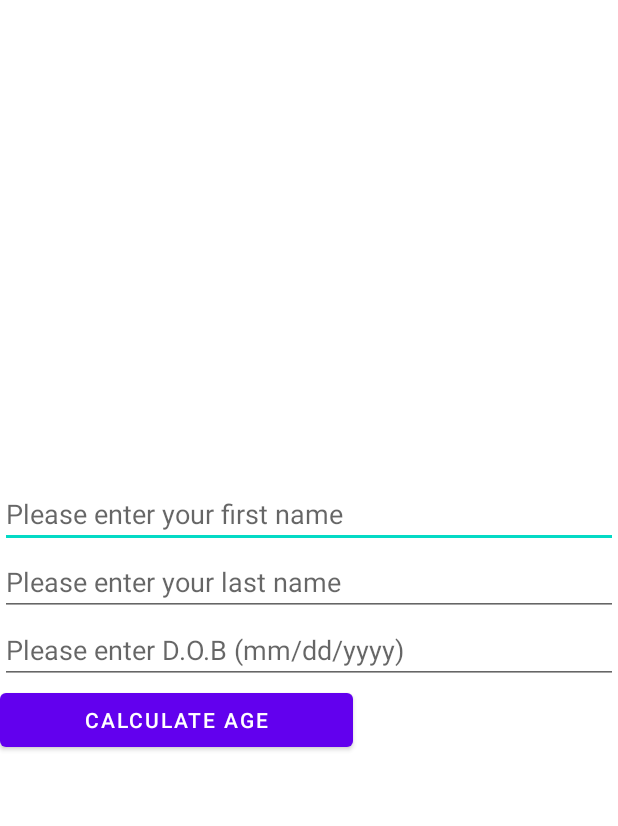
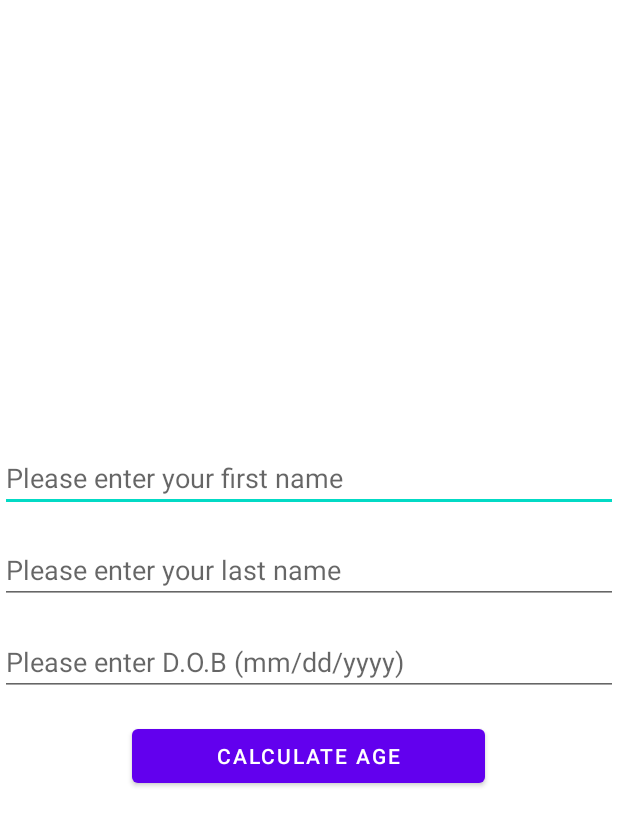
Before and after one commit to Mike080188/Age-Calculator, an Android app: the screen it shows after launch (MainActivity), after a tap on "CALCULATE AGE", on a phone screen of 412 x 824 dp. Shown: the top 826 px of the screen. Run offline under Robolectric (Android 15) with nearby library versions, the phone set to English and light mode, and no system bars.

Commit message:
Completed age calculator

```diff
--- a/app/build.gradle
+++ b/app/build.gradle
@@ -8,7 +8,7 @@ android {
 
     defaultConfig {
         applicationId "com.example.agecalculator"
-        minSdk 24
+        minSdk 26
         targetSdk 33
         versionCode 1
         versionName "1.0"
--- a/app/src/main/java/com/example/agecalculator/MainActivity.java
+++ b/app/src/main/java/com/example/agecalculator/MainActivity.java
@@ -2,54 +2,30 @@ package com.example.agecalculator;
 
 import android.os.Bundle;
 
-import com.google.android.material.snackbar.Snackbar;
-
 import androidx.appcompat.app.AppCompatActivity;
 
-import android.text.format.DateFormat;
 import android.view.View;
-
-import androidx.navigation.NavController;
-import androidx.navigation.Navigation;
-import androidx.navigation.ui.AppBarConfiguration;
-import androidx.navigation.ui.NavigationUI;
-
-import com.example.agecalculator.databinding.ActivityMainBinding;
-
-import android.view.Menu;
-import android.view.MenuItem;
 import android.widget.Button;
 import android.widget.EditText;
-import android.widget.TextView;
+
 import android.widget.Toast;
 
 import java.text.ParseException;
 import java.text.SimpleDateFormat;
+import java.time.LocalDate;
+import java.time.Period;
+import java.time.ZoneId;
 import java.util.Date;
 
 public class MainActivity extends AppCompatActivity {
-
-//    private TextView mTextViewTitle;
-//    private TextView mTextViewResult;
-//    private EditText mEditTextNumber;
-//    private Button mButtonCheckIfPrime;
-
-    private EditText editTextFirstName;
-    private EditText editTextLastName;
-    private EditText editTextBirthdate;
-    private Button buttonCalcAge;
-
-
     @Override
     protected void onCreate(Bundle savedInstanceState) {
         super.onCreate(savedInstanceState);
         setContentView(R.layout.activity_main);
 
-//        View mEditTextFirstName = findViewById(R.id.editTextFirstName);
-        EditText mEditTextFirstName = (EditText)findViewById(R.id.editTextFirstName);
-        EditText mEditTextLastName = (EditText)findViewById(R.id.editTextLastName);
-
-        EditText mEditTextBirthdate = (EditText)findViewById(R.id.editTextBirthdate);
+        EditText mEditTextFirstName = (EditText) findViewById(R.id.editTextFirstName);
+        EditText mEditTextLastName = (EditText) findViewById(R.id.editTextLastName);
+        EditText mEditTextBirthdate = (EditText) findViewById(R.id.editTextBirthdate);
         Button mButtonCalcAge = findViewById(R.id.buttonCalcAge);
 
         mButtonCalcAge.setOnClickListener(new View.OnClickListener() {
@@ -57,60 +33,45 @@ public class MainActivity extends AppCompatActivity {
                 String firstName = mEditTextFirstName.getText().toString();
                 String lastName = mEditTextLastName.getText().toString();
                 String birthdate = mEditTextBirthdate.getText().toString();
-                if(firstName.length() < 1 || lastName.length() < 1 ) {
+
+                // Validate name fields are filled
+                if (firstName.length() < 1 || lastName.length() < 1) {
                     Toast.makeText(MainActivity.this, "Please enter first and last name", Toast.LENGTH_SHORT).show();
                     return;
                 }
-                if (!validateDate(birthdate)){
+                // Validate Birthdate
+                if (!validateDate(birthdate)) {
                     Toast.makeText(MainActivity.this, "Please enter a valid D.O.B with format mm/dd/yyyy", Toast.LENGTH_SHORT).show();
                     return;
                 }
 
-                String toastText = "";
-                Toast.makeText(MainActivity.this, mEditTextFirstName.getText().toString(), Toast.LENGTH_SHORT).show();
-
+                int age = calcAge(birthdate);
+                String toastText = firstName + " " + lastName + "'s " + "age is " + age;
+                Toast.makeText(MainActivity.this, toastText, Toast.LENGTH_LONG).show();
             }
         });
+    }
 
-    }
-//    public static boolean isDateValid(String date, String format)
-//    {
-//        try {
-//            DateFormat df = new SimpleDateFormat(format);
-//            df.setLenient(false);
-//            df.parse(date);
-//            return true;
-//        } catch (ParseException e) {
-//            return false;
-//        }
-//    }
-    public static boolean validateDate(String strDate)
-    {
+    public static boolean validateDate(String strDate) {
         /* Check if date is 'null' */
-        if (strDate.trim().equals(""))
-        {
+        if (strDate.trim().equals("")) {
             return false;
         }
         /* Date is not 'null' */
-        else
-        {
+        else {
             /*
-             * Set preferred date format,
-             * For example MM-dd-yyyy, MM.dd.yyyy,dd.MM.yyyy etc.*/
+             * Set preferred date format */
             SimpleDateFormat dateFormat = new SimpleDateFormat("MM/dd/yyyy");
             dateFormat.setLenient(false);
             /* Create Date object
              * parse the string into date
              */
-            try
-            {
+            try {
                 Date javaDate = dateFormat.parse(strDate);
-                System.out.println(strDate+" is valid date format");
+                System.out.println(strDate + " is valid date format");
             }
-            /* Date format is invalid */
-            catch (ParseException e)
-            {
-                System.out.println(strDate+" is Invalid Date format");
+            /* Date format is invalid */ catch (ParseException e) {
+                System.out.println(strDate + " is Invalid Date format");
                 return false;
             }
             /* Return true if date format is valid */
@@ -118,61 +79,25 @@ public class MainActivity extends AppCompatActivity {
         }
     }
 
-//        mTextViewResult = findViewById(R.id.textViewResult);
+    public static int calcAge(String strDate) {
+        SimpleDateFormat dateFormat = new SimpleDateFormat("MM/dd/yyyy");
+        dateFormat.setLenient(false);
 
-//public class MainActivity extends AppCompatActivity {
-//
-//    private AppBarConfiguration appBarConfiguration;
-//    private ActivityMainBinding binding;
-//
-//    @Override
-//    protected void onCreate(Bundle savedInstanceState) {
-//        super.onCreate(savedInstanceState);
-//
-//        binding = ActivityMainBinding.inflate(getLayoutInflater());
-//        setContentView(binding.getRoot());
-//
-//        setSupportActionBar(binding.toolbar);
-//
-//        NavController navController = Navigation.findNavController(this, R.id.nav_host_fragment_content_main);
-//        appBarConfiguration = new AppBarConfiguration.Builder(navController.getGraph()).build();
-//        NavigationUI.setupActionBarWithNavController(this, navController, appBarConfiguration);
-//
-//        binding.fab.setOnClickListener(new View.OnClickListener() {
-//            @Override
-//            public void onClick(View view) {
-//                Snackbar.make(view, "Replace with your own action", Snackbar.LENGTH_LONG)
-//                        .setAction("Action", null).show();
-//            }
-//        });
-//    }
-//
-//    @Override
-//    public boolean onCreateOptionsMenu(Menu menu) {
-//        // Inflate the menu; this adds items to the action bar if it is present.
-//        getMenuInflater().inflate(R.menu.menu_main, menu);
-//        return true;
-//    }
-//
-//    @Override
-//    public boolean onOptionsItemSelected(MenuItem item) {
-//        // Handle action bar item clicks here. The action bar will
-//        // automatically handle clicks on the Home/Up button, so long
-//        // as you specify a parent activity in AndroidManifest.xml.
-//        int id = item.getItemId();
-//
-//        //noinspection SimplifiableIfStatement
-//        if (id == R.id.action_settings) {
-//            return true;
-//        }
-//
-//        return super.onOptionsItemSelected(item);
-//    }
-//
-//    @Override
-//    public boolean onSupportNavigateUp() {
-//        NavController navController = Navigation.findNavController(this, R.id.nav_host_fragment_content_main);
-//        return NavigationUI.navigateUp(navController, appBarConfiguration)
-//                || super.onSupportNavigateUp();
-//    }
+        LocalDate bDay = null;
+
+        try {
+            bDay = dateFormat.parse(strDate).toInstant()
+                    .atZone(ZoneId.systemDefault())
+                    .toLocalDate();
+        }
+        catch (ParseException e) {
+            System.out.println("Error while parsing date: " + strDate);
+        }
+
+        LocalDate today = LocalDate.now(ZoneId.systemDefault());
+
+        // get the years between entered bithdate and today
+        int years = Period.between(bDay, today).getYears();
+        return years;
+    }
 }
--- a/app/src/main/res/layout/activity_main.xml
+++ b/app/src/main/res/layout/activity_main.xml
@@ -11,25 +11,28 @@
 
     <EditText
         android:id="@+id/editTextFirstName"
-        android:hint="@string/editTextFirstName"
         android:layout_width="match_parent"
-        android:layout_height="wrap_content" />
+        android:layout_height="wrap_content"
+        android:layout_marginBottom="@dimen/fab_margin"
+        android:hint="@string/editTextFirstName" />
     <EditText
         android:id="@+id/editTextLastName"
         android:hint="@string/editTextLastName"
+        android:layout_marginBottom="@dimen/fab_margin"
         android:layout_width="match_parent"
         android:layout_height="wrap_content" />
     <EditText
         android:id="@+id/editTextBirthdate"
         android:hint="Please enter D.O.B (mm/dd/yyyy)"
         android:layout_width="match_parent"
+        android:layout_marginBottom="@dimen/fab_margin"
         android:layout_height="wrap_content" />
 
     <Button
         android:id="@+id/buttonCalcAge"
         android:layout_width="235dp"
         android:layout_height="wrap_content"
-        android:gravity="center"
+        android:layout_gravity="center_horizontal"
         android:text="@string/buttonCalcAge" />
 
     <!--    <TextView-->
```
